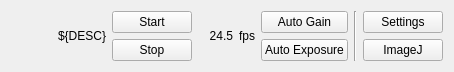
The window that firefly/camera.ui (spc-group/haven) describes before a commit, drawn with Qt 5.
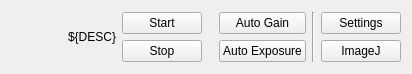
The same window after the commit. Custom widgets are drawn as their Qt base class.

Commit message: Removed FPS label from the cameras window.

```diff
--- a/firefly/camera.ui
+++ b/firefly/camera.ui
@@ -6,8 +6,8 @@
    <rect>
     <x>0</x>
     <y>0</y>
-    <width>454</width>
-    <height>67</height>
+    <width>412</width>
+    <height>74</height>
    </rect>
   </property>
   <property name="sizePolicy">
@@ -145,35 +145,6 @@
        </property>
       </widget>
      </item>
-     <item>
-      <widget class="PyDMLabel" name="fps_label">
-       <property name="toolTip">
-        <string/>
-       </property>
-       <property name="text">
-        <string>24.5</string>
-       </property>
-       <property name="alignment">
-        <set>Qt::AlignRight|Qt::AlignTrailing|Qt::AlignVCenter</set>
-       </property>
-       <property name="precision" stdset="0">
-        <number>1</number>
-       </property>
-       <property name="precisionFromPV" stdset="0">
-        <bool>false</bool>
-       </property>
-       <property name="channel" stdset="0">
-        <string>${PREFIX}cam1:FrameRate_RBV</string>
-       </property>
-      </widget>
-     </item>
-     <item>
-      <widget class="QLabel" name="fps_unit_label">
-       <property name="text">
-        <string>fps</string>
-       </property>
-      </widget>
-     </item>
      <item>
       <layout class="QVBoxLayout" name="verticalLayout_2">
        <property name="rightMargin">
```
